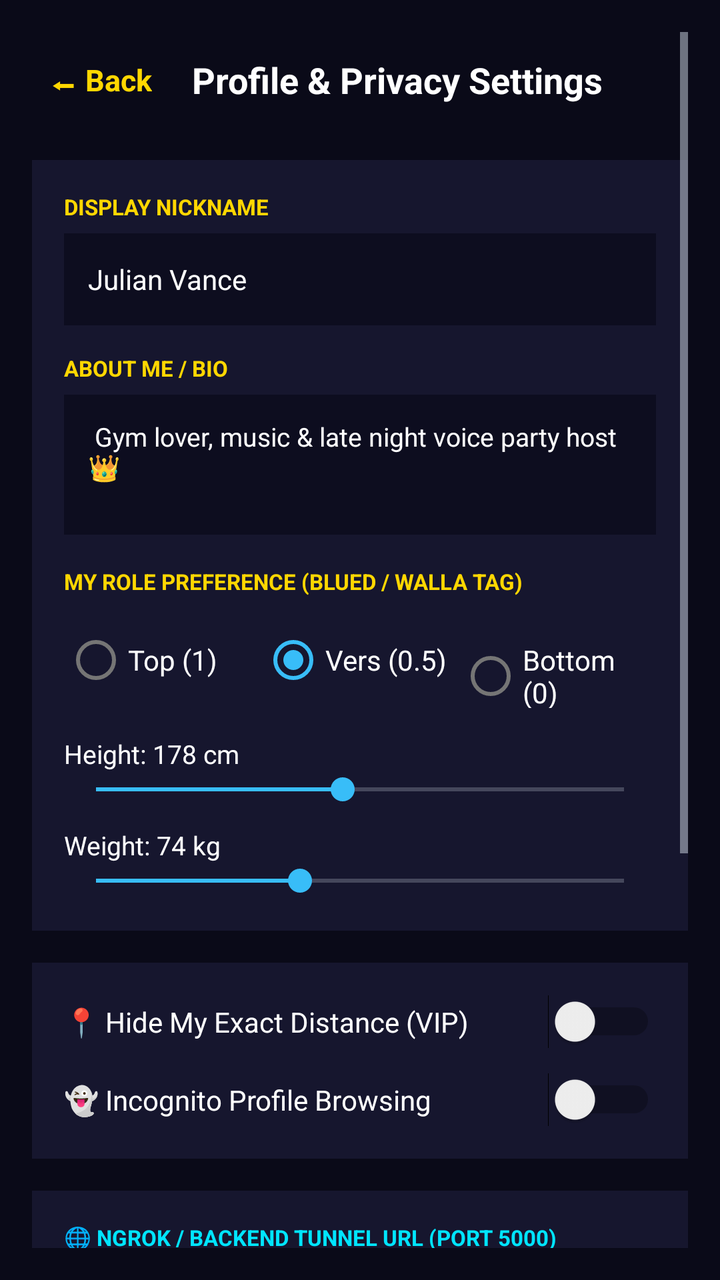
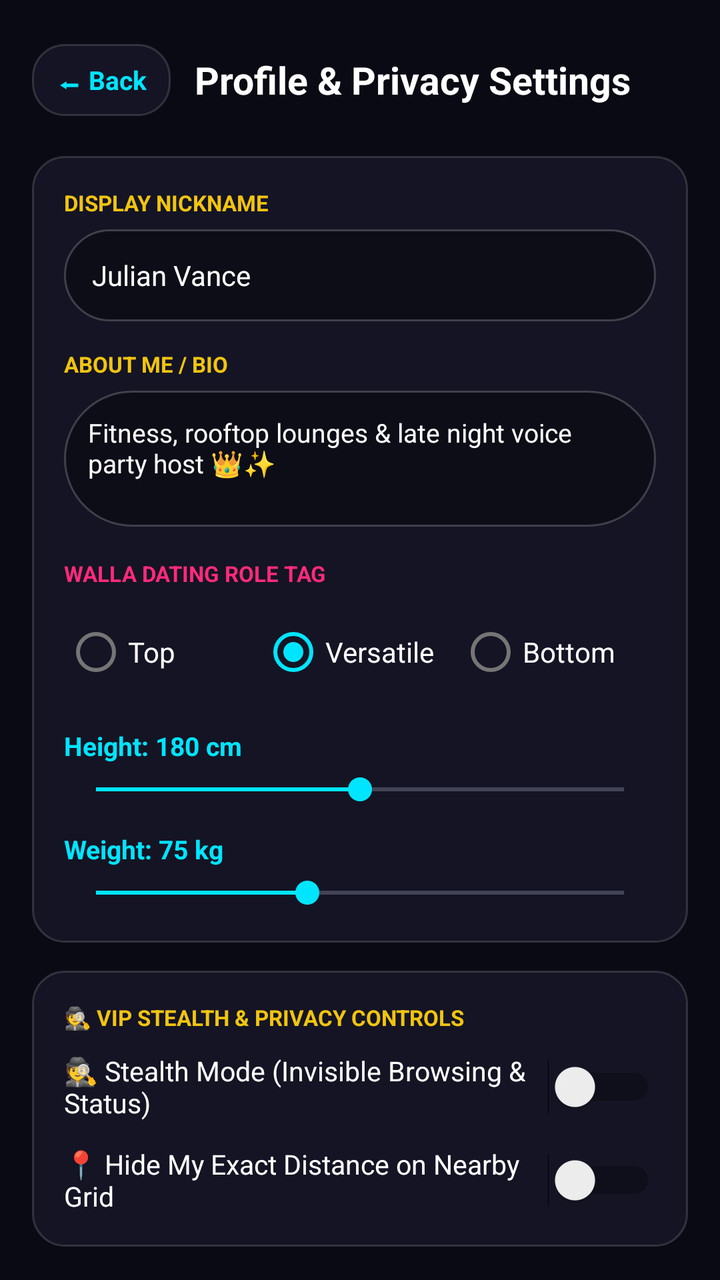

Compare the two renders of this Android layout. The source of the first and the diff that turns it into the second are given below.
<!-- AndroidManifest.xml: application theme Theme.QLUVX -->
<!-- res/layout/activity_profile_settings.xml -->
<?xml version="1.0" encoding="utf-8"?>
<ScrollView xmlns:android="http://schemas.android.com/apk/res/android"
    xmlns:app="http://schemas.android.com/apk/res-auto"
    android:layout_width="match_parent"
    android:layout_height="match_parent"
    android:background="#0A0A18"
    android:padding="16dp">

    <LinearLayout
        android:layout_width="match_parent"
        android:layout_height="wrap_content"
        android:orientation="vertical">

        
        <LinearLayout
            android:layout_width="match_parent"
            android:layout_height="48dp"
            android:gravity="center_vertical"
            android:orientation="horizontal">

            <TextView
                android:id="@+id/btnBack"
                android:layout_width="wrap_content"
                android:layout_height="wrap_content"
                android:padding="8dp"
                android:text="⬅ Back"
                android:textColor="#FFD700"
                android:textSize="15sp"
                android:textStyle="bold" />

            <TextView
                android:layout_width="wrap_content"
                android:layout_height="wrap_content"
                android:layout_marginStart="12dp"
                android:text="Profile &amp; Privacy Settings"
                android:textColor="#FFFFFF"
                android:textSize="18sp"
                android:textStyle="bold" />
        </LinearLayout>

        
        <LinearLayout
            android:layout_width="match_parent"
            android:layout_height="wrap_content"
            android:layout_marginTop="16dp"
            android:background="#16162E"
            android:orientation="vertical"
            android:padding="16dp">

            <TextView
                android:layout_width="wrap_content"
                android:layout_height="wrap_content"
                android:text="DISPLAY NICKNAME"
                android:textColor="#FFD700"
                android:textSize="11sp"
                android:textStyle="bold" />

            <EditText
                android:id="@+id/etNickname"
                android:layout_width="match_parent"
                android:layout_height="46dp"
                android:layout_marginTop="6dp"
                android:background="#0D0D1F"
                android:paddingHorizontal="12dp"
                android:text="Julian Vance"
                android:textColor="#FFFFFF"
                android:textSize="14sp" />

            <TextView
                android:layout_width="wrap_content"
                android:layout_height="wrap_content"
                android:layout_marginTop="14dp"
                android:text="ABOUT ME / BIO"
                android:textColor="#FFD700"
                android:textSize="11sp"
                android:textStyle="bold" />

            <EditText
                android:id="@+id/etBio"
                android:layout_width="match_parent"
                android:layout_height="70dp"
                android:layout_marginTop="6dp"
                android:background="#0D0D1F"
                android:gravity="top"
                android:padding="12dp"
                android:text=" Gym lover, music &amp; late night voice party host 👑"
                android:textColor="#FFFFFF"
                android:textSize="13sp" />

            
            <TextView
                android:layout_width="wrap_content"
                android:layout_height="wrap_content"
                android:layout_marginTop="16dp"
                android:text="MY ROLE PREFERENCE (BLUED / WALLA TAG)"
                android:textColor="#FFD700"
                android:textSize="11sp"
                android:textStyle="bold" />

            <RadioGroup
                android:id="@+id/rgRole"
                android:layout_width="match_parent"
                android:layout_height="wrap_content"
                android:layout_marginTop="8dp"
                android:orientation="horizontal">

                <RadioButton
                    android:id="@+id/rbTop"
                    android:layout_width="0dp"
                    android:layout_height="wrap_content"
                    android:layout_weight="1"
                    android:text="Top (1)"
                    android:textColor="#FFFFFF" />

                <RadioButton
                    android:id="@+id/rbVersatile"
                    android:layout_width="0dp"
                    android:layout_height="wrap_content"
                    android:layout_weight="1"
                    android:checked="true"
                    android:text="Vers (0.5)"
                    android:textColor="#FFFFFF" />

                <RadioButton
                    android:id="@+id/rbBottom"
                    android:layout_width="0dp"
                    android:layout_height="wrap_content"
                    android:layout_weight="1"
                    android:text="Bottom (0)"
                    android:textColor="#FFFFFF" />
            </RadioGroup>

            
            <TextView
                android:id="@+id/tvHeightVal"
                android:layout_width="wrap_content"
                android:layout_height="wrap_content"
                android:layout_marginTop="14dp"
                android:text="Height: 178 cm"
                android:textColor="#FFFFFF"
                android:textSize="13sp" />

            <SeekBar
                android:id="@+id/seekHeight"
                android:layout_width="match_parent"
                android:layout_height="wrap_content"
                android:max="60"
                android:progress="28" />

            <TextView
                android:id="@+id/tvWeightVal"
                android:layout_width="wrap_content"
                android:layout_height="wrap_content"
                android:layout_marginTop="10dp"
                android:text="Weight: 74 kg"
                android:textColor="#FFFFFF"
                android:textSize="13sp" />

            <SeekBar
                android:id="@+id/seekWeight"
                android:layout_width="match_parent"
                android:layout_height="wrap_content"
                android:max="75"
                android:progress="29" />
        </LinearLayout>

        
        <LinearLayout
            android:layout_width="match_parent"
            android:layout_height="wrap_content"
            android:layout_marginTop="16dp"
            android:background="#16162E"
            android:orientation="vertical"
            android:padding="16dp">

            <Switch
                android:id="@+id/swHideDistance"
                android:layout_width="match_parent"
                android:layout_height="wrap_content"
                android:text="📍 Hide My Exact Distance (VIP)"
                android:textColor="#FFFFFF"
                android:textSize="14sp" />

            <Switch
                android:id="@+id/swGhostMode"
                android:layout_width="match_parent"
                android:layout_height="wrap_content"
                android:layout_marginTop="12dp"
                android:text="👻 Incognito Profile Browsing"
                android:textColor="#FFFFFF"
                android:textSize="14sp" />
        </LinearLayout>

        
        <LinearLayout
            android:layout_width="match_parent"
            android:layout_height="wrap_content"
            android:layout_marginTop="16dp"
            android:background="#16162E"
            android:orientation="vertical"
            android:padding="16dp">

            <TextView
                android:layout_width="wrap_content"
                android:layout_height="wrap_content"
                android:text="🌐 NGROK / BACKEND TUNNEL URL (PORT 5000)"
                android:textColor="#00E5FF"
                android:textSize="11sp"
                android:textStyle="bold" />

            <TextView
                android:layout_width="wrap_content"
                android:layout_height="wrap_content"
                android:layout_marginTop="4dp"
                android:text="Run `node backend/server.js` &amp; `ngrok http 5000`, then paste your https://xxxx.ngrok-free.app URL below:"
                android:textColor="#9E9EBA"
                android:textSize="11sp" />

            <EditText
                android:id="@+id/etServerUrl"
                android:layout_width="match_parent"
                android:layout_height="46dp"
                android:layout_marginTop="8dp"
                android:background="#0D0D1F"
                android:hint="https://xxxx-xx-xx.ngrok-free.app"
                android:inputType="textUri"
                android:paddingHorizontal="12dp"
                android:singleLine="true"
                android:textColor="#FFFFFF"
                android:textColorHint="#5C5C7B"
                android:textSize="13sp" />

            <Button
                android:id="@+id/btnTestNgrok"
                style="@style/Widget.MaterialComponents.Button.OutlinedButton"
                android:layout_width="match_parent"
                android:layout_height="44dp"
                android:layout_marginTop="10dp"
                android:backgroundTint="#102536"
                android:text="⚡ Test Ngrok / Port 5000 Connection"
                android:textAllCaps="false"
                android:textColor="#00E5FF"
                android:textSize="13sp"
                android:textStyle="bold"
                app:strokeColor="#00E5FF" />
        </LinearLayout>

        
        <Button
            android:id="@+id/btnSaveProfile"
            android:layout_width="match_parent"
            android:layout_height="52dp"
            android:layout_marginTop="20dp"
            android:backgroundTint="#00E676"
            android:text="💾  Save Profile Changes"
            android:textAllCaps="false"
            android:textColor="#000000"
            android:textSize="16sp"
            android:textStyle="bold" />

        
        <Button
            android:id="@+id/btnLogout"
            style="@style/Widget.MaterialComponents.Button.OutlinedButton"
            android:layout_width="match_parent"
            android:layout_height="52dp"
            android:layout_marginTop="12dp"
            android:layout_marginBottom="30dp"
            android:backgroundTint="#2A1215"
            android:text="🚪  Log Out of QLUVX"
            android:textAllCaps="false"
            android:textColor="#FF4444"
            android:textSize="15sp"
            android:textStyle="bold"
            app:strokeColor="#FF4444" />

    </LinearLayout>
</ScrollView>
<!-- resources referenced by this layout -->
<resources>
  <style name="Theme.QLUVX" parent="Theme.MaterialComponents.DayNight.NoActionBar">
          <item name="colorPrimary">@color/qluvx_primary</item>
          <item name="colorPrimaryVariant">@color/qluvx_bg_secondary</item>
          <item name="colorSecondary">@color/qluvx_accent_sky</item>
          <item name="android:windowBackground">@color/qluvx_bg_primary</item>
          <item name="android:statusBarColor">#0A0A18</item>
          <item name="android:navigationBarColor">#121226</item>
          <item name="android:textColorPrimary">@color/qluvx_text_primary</item>
          <item name="android:textColorSecondary">@color/qluvx_text_secondary</item>
      </style>
  <color name="qluvx_primary">#2563EB</color>
  <color name="qluvx_bg_secondary">#1E293B</color>
  <color name="qluvx_accent_sky">#38BDF8</color>
  <color name="qluvx_bg_primary">#0F172A</color>
  <color name="qluvx_text_primary">#F8FAFC</color>
  <color name="qluvx_text_secondary">#CBD5E1</color>
</resources>

<!-- the commit's change to res/layout/activity_profile_settings.xml (unified diff, before → after) -->
@@ -3,8 +3,9 @@
     xmlns:app="http://schemas.android.com/apk/res-auto"
     android:layout_width="match_parent"
     android:layout_height="match_parent"
-    android:background="#0A0A18"
-    android:padding="16dp">
+    android:background="#0A0A14"
+    android:padding="16dp"
+    android:scrollbars="none">
 
     <LinearLayout
         android:layout_width="match_parent"
@@ -21,11 +22,13 @@
             <TextView
                 android:id="@+id/btnBack"
                 android:layout_width="wrap_content"
-                android:layout_height="wrap_content"
-                android:padding="8dp"
+                android:layout_height="36dp"
+                android:background="@drawable/bg_walla_glass_card"
+                android:gravity="center"
+                android:paddingHorizontal="12dp"
                 android:text="⬅ Back"
-                android:textColor="#FFD700"
-                android:textSize="15sp"
+                android:textColor="#00E5FF"
+                android:textSize="13sp"
                 android:textStyle="bold" />
 
             <TextView
@@ -34,7 +37,7 @@
                 android:layout_marginStart="12dp"
                 android:text="Profile &amp; Privacy Settings"
                 android:textColor="#FFFFFF"
-                android:textSize="18sp"
+                android:textSize="19sp"
                 android:textStyle="bold" />
         </LinearLayout>
 
@@ -42,8 +45,8 @@
         <LinearLayout
             android:layout_width="match_parent"
             android:layout_height="wrap_content"
-            android:layout_marginTop="16dp"
-            android:background="#16162E"
+            android:layout_marginTop="14dp"
+            android:background="@drawable/bg_walla_glass_card"
             android:orientation="vertical"
             android:padding="16dp">
 
@@ -51,7 +54,7 @@
                 android:layout_width="wrap_content"
                 android:layout_height="wrap_content"
                 android:text="DISPLAY NICKNAME"
-                android:textColor="#FFD700"
+                android:textColor="#F1C40F"
                 android:textSize="11sp"
                 android:textStyle="bold" />
 
@@ -60,8 +63,9 @@
                 android:layout_width="match_parent"
                 android:layout_height="46dp"
                 android:layout_marginTop="6dp"
-                android:background="#0D0D1F"
-                android:paddingHorizontal="12dp"
+                android:background="@drawable/bg_walla_pill_dark"
+                android:paddingHorizontal="14dp"
+                android:singleLine="true"
                 android:text="Julian Vance"
                 android:textColor="#FFFFFF"
                 android:textSize="14sp" />
@@ -71,19 +75,19 @@
                 android:layout_height="wrap_content"
                 android:layout_marginTop="14dp"
                 android:text="ABOUT ME / BIO"
-                android:textColor="#FFD700"
+                android:textColor="#F1C40F"
                 android:textSize="11sp"
                 android:textStyle="bold" />
 
             <EditText
                 android:id="@+id/etBio"
                 android:layout_width="match_parent"
-                android:layout_height="70dp"
+                android:layout_height="68dp"
                 android:layout_marginTop="6dp"
-                android:background="#0D0D1F"
+                android:background="@drawable/bg_walla_pill_dark"
                 android:gravity="top"
                 android:padding="12dp"
-                android:text=" Gym lover, music &amp; late night voice party host 👑"
+                android:text="Fitness, rooftop lounges &amp; late night voice party host 👑✨"
                 android:textColor="#FFFFFF"
                 android:textSize="13sp" />
 
@@ -92,8 +96,8 @@
                 android:layout_width="wrap_content"
                 android:layout_height="wrap_content"
                 android:layout_marginTop="16dp"
-                android:text="MY ROLE PREFERENCE (BLUED / WALLA TAG)"
-                android:textColor="#FFD700"
+                android:text="WALLA DATING ROLE TAG"
+                android:textColor="#FF2A7A"
                 android:textSize="11sp"
                 android:textStyle="bold" />
 
@@ -109,7 +113,7 @@
                     android:layout_width="0dp"
                     android:layout_height="wrap_content"
                     android:layout_weight="1"
-                    android:text="Top (1)"
+                    android:text="Top"
                     android:textColor="#FFFFFF" />
 
                 <RadioButton
@@ -118,7 +122,7 @@
                     android:layout_height="wrap_content"
                     android:layout_weight="1"
                     android:checked="true"
-                    android:text="Vers (0.5)"
+                    android:text="Versatile"
                     android:textColor="#FFFFFF" />
 
                 <RadioButton
@@ -126,7 +130,7 @@
                     android:layout_width="0dp"
                     android:layout_height="wrap_content"
                     android:layout_weight="1"
-                    android:text="Bottom (0)"
+                    android:text="Bottom"
                     android:textColor="#FFFFFF" />
             </RadioGroup>
 
@@ -136,126 +140,85 @@
                 android:layout_width="wrap_content"
                 android:layout_height="wrap_content"
                 android:layout_marginTop="14dp"
-                android:text="Height: 178 cm"
-                android:textColor="#FFFFFF"
-                android:textSize="13sp" />
+                android:text="Height: 180 cm"
+                android:textColor="#00E5FF"
+                android:textSize="13sp"
+                android:textStyle="bold" />
 
             <SeekBar
                 android:id="@+id/seekHeight"
                 android:layout_width="match_parent"
                 android:layout_height="wrap_content"
+                android:layout_marginTop="4dp"
                 android:max="60"
-                android:progress="28" />
+                android:progress="30" />
 
             <TextView
                 android:id="@+id/tvWeightVal"
                 android:layout_width="wrap_content"
                 android:layout_height="wrap_content"
-                android:layout_marginTop="10dp"
-                android:text="Weight: 74 kg"
-                android:textColor="#FFFFFF"
-                android:textSize="13sp" />
+                android:layout_marginTop="12dp"
+                android:text="Weight: 75 kg"
+                android:textColor="#00E5FF"
+                android:textSize="13sp"
+                android:textStyle="bold" />
 
             <SeekBar
                 android:id="@+id/seekWeight"
                 android:layout_width="match_parent"
                 android:layout_height="wrap_content"
+                android:layout_marginTop="4dp"
                 android:max="75"
-                android:progress="29" />
+                android:progress="30" />
         </LinearLayout>
 
         
         <LinearLayout
             android:layout_width="match_parent"
             android:layout_height="wrap_content"
-            android:layout_marginTop="16dp"
-            android:background="#16162E"
+            android:layout_marginTop="14dp"
+            android:background="@drawable/bg_walla_glass_card"
             android:orientation="vertical"
             android:padding="16dp">
 
+            <TextView
+                android:layout_width="wrap_content"
+                android:layout_height="wrap_content"
+                android:layout_marginBottom="10dp"
+                android:text="🕵️ VIP STEALTH &amp; PRIVACY CONTROLS"
+                android:textColor="#F1C40F"
+                android:textSize="11sp"
+                android:textStyle="bold" />
+
+            <Switch
+                android:id="@+id/swGhostMode"
+                android:layout_width="match_parent"
+                android:layout_height="wrap_content"
+                android:text="🕵️ Stealth Mode (Invisible Browsing &amp; Status)"
+                android:textColor="#FFFFFF"
+                android:textSize="13.5sp" />
+
             <Switch
                 android:id="@+id/swHideDistance"
                 android:layout_width="match_parent"
                 android:layout_height="wrap_content"
-                android:text="📍 Hide My Exact Distance (VIP)"
-                android:textColor="#FFFFFF"
-                android:textSize="14sp" />
-
-            <Switch
-                android:id="@+id/swGhostMode"
-                android:layout_width="match_parent"
-                android:layout_height="wrap_content"
                 android:layout_marginTop="12dp"
-                android:text="👻 Incognito Profile Browsing"
-                android:textColor="#FFFFFF"
-                android:textSize="14sp" />
-        </LinearLayout>
-
-        
-        <LinearLayout
-            android:layout_width="match_parent"
-            android:layout_height="wrap_content"
-            android:layout_marginTop="16dp"
-            android:background="#16162E"
-            android:orientation="vertical"
-            android:padding="16dp">
-
-            <TextView
-                android:layout_width="wrap_content"
-                android:layout_height="wrap_content"
-                android:text="🌐 NGROK / BACKEND TUNNEL URL (PORT 5000)"
-                android:textColor="#00E5FF"
-                android:textSize="11sp"
-                android:textStyle="bold" />
-
-            <TextView
-                android:layout_width="wrap_content"
-                android:layout_height="wrap_content"
-                android:layout_marginTop="4dp"
-                android:text="Run `node backend/server.js` &amp; `ngrok http 5000`, then paste your https://xxxx.ngrok-free.app URL below:"
-                android:textColor="#9E9EBA"
-                android:textSize="11sp" />
-
-            <EditText
-                android:id="@+id/etServerUrl"
-                android:layout_width="match_parent"
-                android:layout_height="46dp"
-                android:layout_marginTop="8dp"
-                android:background="#0D0D1F"
-                android:hint="https://xxxx-xx-xx.ngrok-free.app"
-                android:inputType="textUri"
-                android:paddingHorizontal="12dp"
-                android:singleLine="true"
-                android:textColor="#FFFFFF"
-                android:textColorHint="#5C5C7B"
-                android:textSize="13sp" />
-
-            <Button
-                android:id="@+id/btnTestNgrok"
-                style="@style/Widget.MaterialComponents.Button.OutlinedButton"
-                android:layout_width="match_parent"
-                android:layout_height="44dp"
-                android:layout_marginTop="10dp"
-                android:backgroundTint="#102536"
-                android:text="⚡ Test Ngrok / Port 5000 Connection"
-                android:textAllCaps="false"
-                android:textColor="#00E5FF"
-                android:textSize="13sp"
-                android:textStyle="bold"
-                app:strokeColor="#00E5FF" />
+                android:text="📍 Hide My Exact Distance on Nearby Grid"
+                android:textColor="#FFFFFF"
+                android:textSize="13.5sp" />
         </LinearLayout>
 
         
         <Button
             android:id="@+id/btnSaveProfile"
             android:layout_width="match_parent"
-            android:layout_height="52dp"
-            android:layout_marginTop="20dp"
-            android:backgroundTint="#00E676"
-            android:text="💾  Save Profile Changes"
+            android:layout_height="50dp"
+            android:layout_marginTop="18dp"
+            android:backgroundTint="#00E5FF"
+            android:text="💾  Save Profile &amp; Privacy Settings"
             android:textAllCaps="false"
-            android:textColor="#000000"
-            android:textSize="16sp"
+            android:textColor="#0A0A14"
+            android:textSize="15sp"
             android:textStyle="bold" />
 
         
@@ -263,16 +226,16 @@
             android:id="@+id/btnLogout"
             style="@style/Widget.MaterialComponents.Button.OutlinedButton"
             android:layout_width="match_parent"
-            android:layout_height="52dp"
-            android:layout_marginTop="12dp"
-            android:layout_marginBottom="30dp"
-            android:backgroundTint="#2A1215"
-            android:text="🚪  Log Out of QLUVX"
+            android:layout_height="50dp"
+            android:layout_marginTop="10dp"
+            android:layout_marginBottom="28dp"
+            android:backgroundTint="#28101C"
+            android:text="🚪  Log Out"
             android:textAllCaps="false"
-            android:textColor="#FF4444"
+            android:textColor="#FF2A7A"
             android:textSize="15sp"
             android:textStyle="bold"
-            app:strokeColor="#FF4444" />
+            app:strokeColor="#FF2A7A" />
 
     </LinearLayout>
 </ScrollView>
<!-- resource entries referenced after the edit -->
@@ -1,20 +1,40 @@
 <!-- resources referenced by this layout -->
 <resources>
+  <!-- drawable bg_walla_glass_card (drawable) -->
+  <?xml version="1.0" encoding="utf-8"?>
+  <shape xmlns:android="http://schemas.android.com/apk/res/android"
+      android:shape="rectangle">
+      <solid android:color="#141424" />
+      <corners android:radius="16dp" />
+      <stroke
+          android:width="1dp"
+          android:color="#26FFFFFF" />
+  </shape>
+  <!-- drawable bg_walla_pill_dark (drawable) -->
+  <?xml version="1.0" encoding="utf-8"?>
+  <shape xmlns:android="http://schemas.android.com/apk/res/android"
+      android:shape="rectangle">
+      <solid android:color="#B80A0A14" />
+      <corners android:radius="999dp" />
+      <stroke
+          android:width="1dp"
+          android:color="#33FFFFFF" />
+  </shape>
   <style name="Theme.QLUVX" parent="Theme.MaterialComponents.DayNight.NoActionBar">
-          <item name="colorPrimary">@color/qluvx_primary</item>
-          <item name="colorPrimaryVariant">@color/qluvx_bg_secondary</item>
-          <item name="colorSecondary">@color/qluvx_accent_sky</item>
-          <item name="android:windowBackground">@color/qluvx_bg_primary</item>
-          <item name="android:statusBarColor">#0A0A18</item>
-          <item name="android:navigationBarColor">#121226</item>
+          <item name="colorPrimary">@color/walla_pink_neon</item>
+          <item name="colorPrimaryVariant">@color/walla_surface_obsidian</item>
+          <item name="colorSecondary">@color/walla_cyan_neon</item>
+          <item name="android:windowBackground">@color/walla_bg_velvet</item>
+          <item name="android:statusBarColor">#0A0A14</item>
+          <item name="android:navigationBarColor">#101020</item>
           <item name="android:textColorPrimary">@color/qluvx_text_primary</item>
           <item name="android:textColorSecondary">@color/qluvx_text_secondary</item>
       </style>
-  <color name="qluvx_primary">#2563EB</color>
-  <color name="qluvx_bg_secondary">#1E293B</color>
-  <color name="qluvx_accent_sky">#38BDF8</color>
-  <color name="qluvx_bg_primary">#0F172A</color>
-  <color name="qluvx_text_primary">#F8FAFC</color>
-  <color name="qluvx_text_secondary">#CBD5E1</color>
+  <color name="walla_pink_neon">#FF2A7A</color>
+  <color name="walla_surface_obsidian">#141424</color>
+  <color name="walla_cyan_neon">#00E5FF</color>
+  <color name="walla_bg_velvet">#0A0A14</color>
+  <color name="qluvx_text_primary">#FFFFFF</color>
+  <color name="qluvx_text_secondary">#C7C7E2</color>
 </resources>
 
